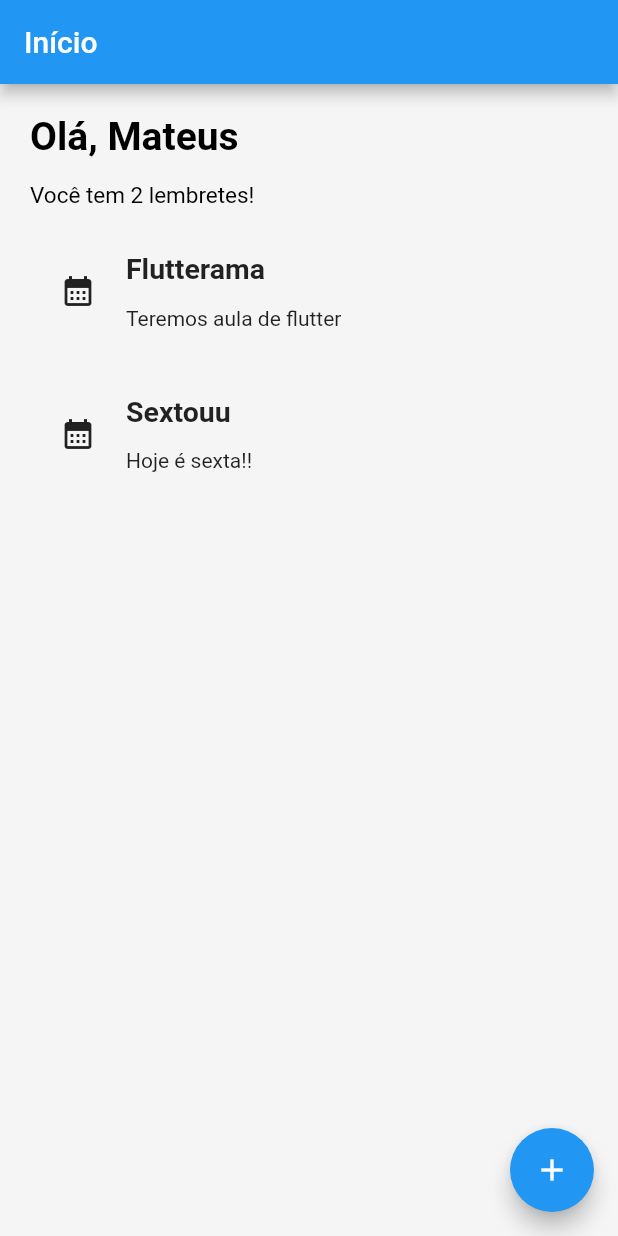
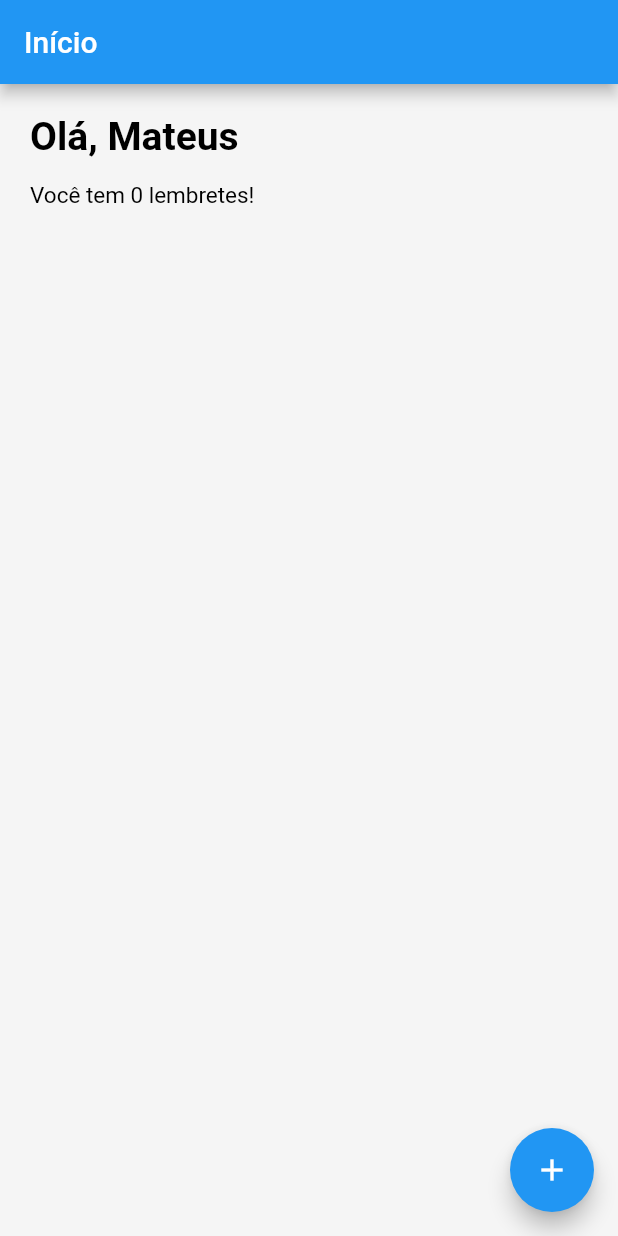
Before and after one commit to MateusAra/Curso-de-Flutter, a Flutter app: the HomePage screen opened by its route, on a phone screen of 412 x 824 dp. Run offline on Flutter 3.47's test engine with Material 2 defaults, Android fonts, the phone set to English and light mode, and no system bars; accounts and stored records are empty.

Commit message:
Ultimas modificações

```diff
--- a/curso/lib/db/database.dart
+++ b/curso/lib/db/database.dart
@@ -20,18 +20,7 @@ class Database{
     ),
   ];
 
-  List<Lembrete> lembretes = [
-    Lembrete(
-      codigo: 1,
-      titulo: "Flutterama",
-      descricao: "Teremos aula de flutter",
-    ),
-    Lembrete(
-      codigo: 2,
-      titulo: "Sextouu",
-      descricao: "Hoje é sexta!!",
-    )
-  ];
+  List<Lembrete> lembretes = [];
 
   void addLembrete( Lembrete lembrete){
     lembretes.add(lembrete);
--- a/curso/lib/pages/home/home_page.dart
+++ b/curso/lib/pages/home/home_page.dart
@@ -1,3 +1,4 @@
+import 'package:curso/widgets/custom_button.dart';
 import 'package:flutter/material.dart';
 import 'package:flutter/rendering.dart';
 import 'package:flutter/src/widgets/container.dart';
--- a/curso/lib/widgets/custom_button.dart
+++ b/curso/lib/widgets/custom_button.dart
@@ -6,11 +6,12 @@ class CustomButton extends StatelessWidget {
 
   final bool loading;
 
-  const CustomButton(
-      {super.key,
+  const CustomButton({
+      super.key,
       required this.caption,
       required this.onTap,
-      this.loading = false});
+      this.loading = false,
+  });
 
   @override
   Widget build(BuildContext context) {
@@ -29,7 +30,8 @@ class CustomButton extends StatelessWidget {
                 ? const CircularProgressIndicator(
                     color: Colors.white,
                   )
-                : Text(caption,
+                : Text(
+                  caption,
                     style: const TextStyle(
                       color: Colors.white,
                       fontSize: 19,
```
